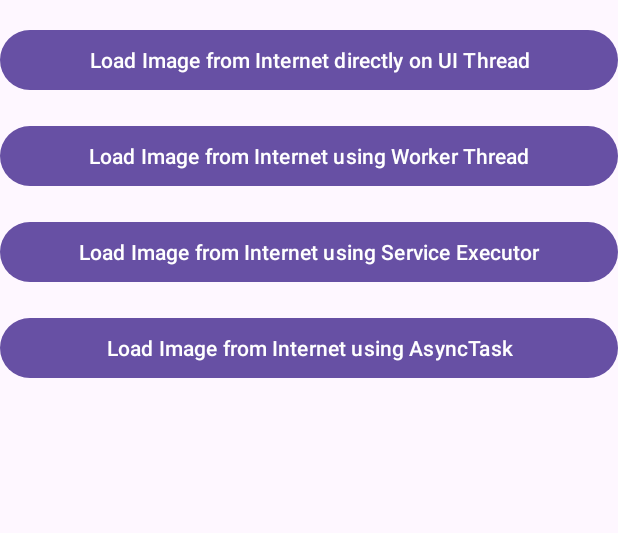
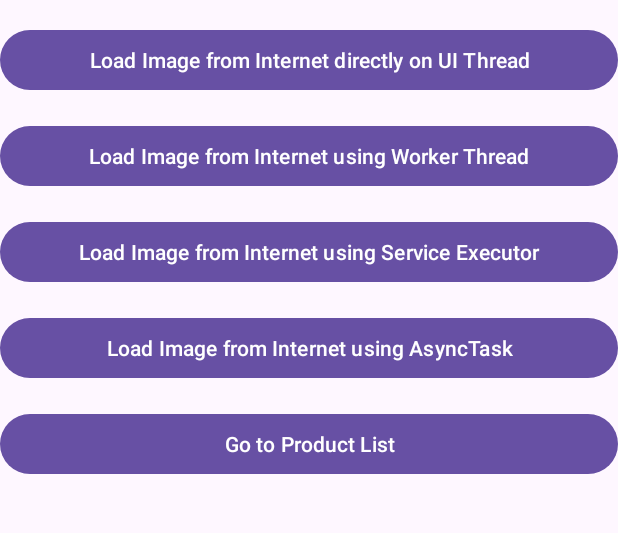
Before and after one commit to haianh18/MultithreadApplication, an Android app: the screen it shows after launch (MainActivity), on a phone screen of 412 x 824 dp, the part 471-1004 px from its top. Run offline under Robolectric (Android 15) with nearby library versions, the phone set to English and light mode, and no system bars.

Commit message:
progress bar + fragment

```diff
--- a/app/src/main/AndroidManifest.xml
+++ b/app/src/main/AndroidManifest.xml
@@ -15,6 +15,9 @@
         android:theme="@style/Theme.MultithreadApplication"
         tools:targetApi="31">
         <activity
+            android:name=".ProductActivity"
+            android:exported="false" />
+        <activity
             android:name=".MainActivity"
             android:exported="true">
             <intent-filter>
--- a/app/src/main/res/layout/activity_main.xml
+++ b/app/src/main/res/layout/activity_main.xml
@@ -63,7 +63,42 @@
         app:layout_constraintStart_toStartOf="parent"
         app:layout_constraintTop_toBottomOf="@+id/button_ServiceExecutor" />
 
+    <Button
+        android:id="@+id/button_GoToProduct"
+        android:layout_width="match_parent"
+        android:layout_height="wrap_content"
+        android:layout_marginTop="16dp"
+        android:text="Go to Product List"
+        app:layout_constraintEnd_toEndOf="parent"
+        app:layout_constraintStart_toStartOf="parent"
+        app:layout_constraintTop_toBottomOf="@+id/button_AsyncTask" />
 
+    <TextView
+        android:id="@+id/progressText"
+        android:layout_width="wrap_content"
+        android:layout_height="wrap_content"
+        android:text="0%"
+        android:textSize="18sp"
+        android:textStyle="bold"
+        android:visibility="gone"
+        app:layout_constraintTop_toBottomOf="@+id/button_AsyncTask"
+        app:layout_constraintStart_toStartOf="parent"
+        app:layout_constraintEnd_toEndOf="parent"
+        android:layout_marginTop="8dp"/>
 
+    <ProgressBar
+        android:id="@+id/progressBar"
+        style="@android:style/Widget.DeviceDefault.Light.ProgressBar.Horizontal"
+        android:layout_width="0dp"
+        android:layout_height="wrap_content"
+        android:layout_marginTop="16dp"
+        android:layout_marginBottom="16dp"
+        android:indeterminate="false"
+        android:max="100"
+        android:progress="0"
+        android:visibility="gone"
+        app:layout_constraintBottom_toBottomOf="parent"
+        app:layout_constraintEnd_toEndOf="parent"
+        app:layout_constraintStart_toStartOf="parent" />
 
 </androidx.constraintlayout.widget.ConstraintLayout>
--- /dev/null
+++ b/app/src/main/res/layout/fragment_container.xml
@@ -0,0 +1,5 @@
+<?xml version="1.0" encoding="utf-8"?>
+<FrameLayout xmlns:android="http://schemas.android.com/apk/res/android"
+    android:id="@+id/fragment_container"
+    android:layout_width="match_parent"
+    android:layout_height="match_parent" />
--- /dev/null
+++ b/app/src/main/res/layout/fragment_list_product.xml
@@ -0,0 +1,5 @@
+<?xml version="1.0" encoding="utf-8"?>
+<androidx.recyclerview.widget.RecyclerView xmlns:android="http://schemas.android.com/apk/res/android"
+    android:id="@+id/recyclerView"
+    android:layout_width="match_parent"
+    android:layout_height="match_parent" />
```
Also changed, not shown: app/src/main/java/com/example/multithreadapplication/DetailedProductFragment.java (added, +34 -0 lines), app/src/main/java/com/example/multithreadapplication/ListProductFragment.java (added, +47 -0 lines), app/src/main/java/com/example/multithreadapplication/MainActivity.java (+86 -19 lines), app/src/main/java/com/example/multithreadapplication/Product.java (added, +10 -0 lines), app/src/main/java/com/example/multithreadapplication/ProductActivity.java (added, +39 -0 lines), app/src/main/java/com/example/multithreadapplication/ProductAdapter.java (added, +50 -0 lines), app/src/main/res/layout/activity_product.xml (added, +18 -0 lines), app/src/main/res/layout/fragment_detailed_product.xml (added, +19 -0 lines), app/src/main/res/layout/item_product.xml (added, +13 -0 lines).
